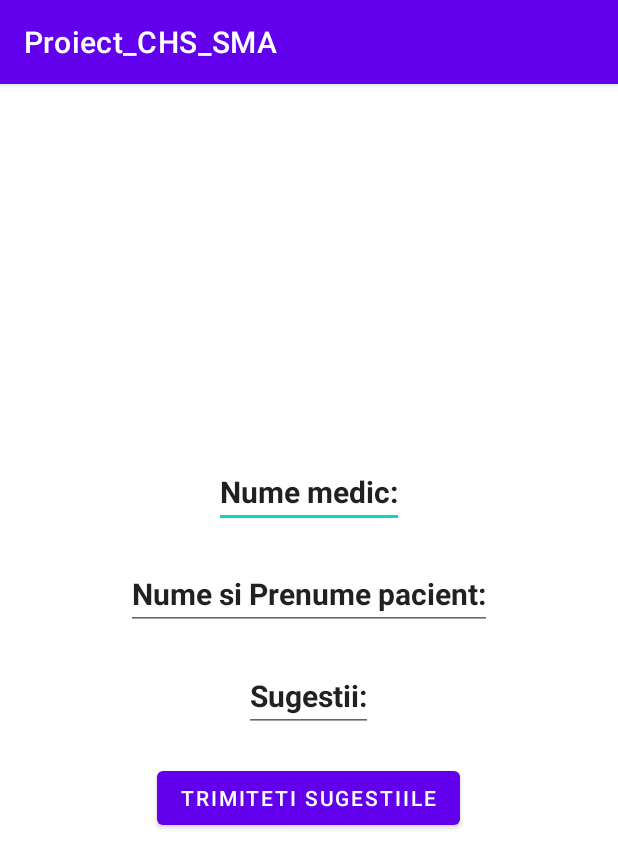
After one commit to ralucaborca/Proiect_CHS_SMA, an Android app: the FeedbackPacient_activity screen opened directly, with no data from a screen before it, on a phone screen of 412 x 824 dp. The commit adds this screen. Shown: the top 868 px of the screen. Run offline under Robolectric (Android 15) with nearby library versions, the phone set to English and light mode, and no system bars; our stand-ins replace Firebase (no records; nobody signed in at launch, a user with empty details on screens opened directly).

Commit message:
Feedback pacienti functionality added!

```diff
--- a/app/src/main/AndroidManifest.xml
+++ b/app/src/main/AndroidManifest.xml
@@ -9,6 +9,9 @@
         android:roundIcon="@mipmap/ic_launcher_round"
         android:supportsRtl="true"
         android:theme="@style/Theme.Proiect_CHS_SMA">
+        <activity
+            android:name=".FeedbackPacient_activity"
+            android:exported="false" />
         <activity
             android:name=".ListaPacienti_activity"
             android:exported="false" />
--- /dev/null
+++ b/app/src/main/java/com/example/proiect_chs_sma/FeedbackPacient_activity.java
@@ -0,0 +1,44 @@
+package com.example.proiect_chs_sma;
+
+import androidx.appcompat.app.AppCompatActivity;
+
+import android.content.Intent;
+import android.os.Bundle;
+import android.view.View;
+import android.widget.Button;
+import android.widget.EditText;
+
+import com.google.firebase.database.DatabaseReference;
+import com.google.firebase.database.FirebaseDatabase;
+
+public class FeedbackPacient_activity extends AppCompatActivity {
+    private EditText nume_medic, nume_pacient, feedback;
+    private FirebaseDatabase mDatabase = FirebaseDatabase.getInstance();
+    private DatabaseReference databaseReference = mDatabase.getReference().child("Sugestii:");
+
+    @Override
+    protected void onCreate(Bundle savedInstanceState) {
+        super.onCreate(savedInstanceState);
+        setContentView(R.layout.activity_feedback_pacient);
+
+        Button button_sugestii = findViewById(R.id.button_feedback);
+        nume_medic = findViewById(R.id.feedback_nume_prenume_medic);
+        nume_pacient = findViewById(R.id.feedback_nume_prenume_pacient);
+        feedback = findViewById(R.id.sugestii);
+
+        button_sugestii.setOnClickListener(new View.OnClickListener() {
+            @Override
+            public void onClick(View v) {
+                Intent goback = new Intent(FeedbackPacient_activity.this, Doctor_activity.class);
+                startActivity(goback);
+
+                String nume1 = nume_medic.getText().toString();
+                String nume2 = nume_pacient.getText().toString();
+                String sugestiuni = feedback.getText().toString();
+                databaseReference.child("s1").setValue(nume1);
+                databaseReference.child("s2").setValue(nume2);
+                databaseReference.child("s3").setValue(sugestiuni);
+            }
+        });
+    }
+}
--- /dev/null
+++ b/app/src/main/res/layout/activity_feedback_pacient.xml
@@ -0,0 +1,46 @@
+<?xml version="1.0" encoding="utf-8"?>
+<LinearLayout xmlns:android="http://schemas.android.com/apk/res/android"
+    xmlns:app="http://schemas.android.com/apk/res-auto"
+    xmlns:tools="http://schemas.android.com/tools"
+    android:layout_width="match_parent"
+    android:layout_height="match_parent"
+    android:gravity="center"
+    android:orientation="vertical"
+    tools:context=".FeedbackPacient_activity">
+
+    <EditText
+        android:id="@+id/feedback_nume_prenume_medic"
+        android:layout_width="wrap_content"
+        android:layout_height="wrap_content"
+        android:layout_marginTop="20dp"
+        android:text="Nume medic:"
+        android:textSize="20dp"
+        android:textStyle="bold" />
+
+        <EditText
+            android:id="@+id/feedback_nume_prenume_pacient"
+            android:layout_width="wrap_content"
+            android:layout_height="wrap_content"
+            android:layout_marginTop="20dp"
+            android:text="Nume si Prenume pacient:"
+            android:textSize="20dp"
+            android:textStyle="bold" />
+
+    <EditText
+        android:id="@+id/sugestii"
+        android:layout_width="wrap_content"
+        android:layout_height="wrap_content"
+        android:layout_marginTop="20dp"
+        android:text="Sugestii:"
+        android:textSize="20dp"
+        android:textStyle="bold" />
+    <Button
+        android:id="@+id/button_feedback"
+        android:layout_width="wrap_content"
+        android:layout_height="wrap_content"
+        android:layout_marginTop="20dp"
+        android:layout_marginBottom="40dp"
+        android:text="Trimiteti sugestiile"
+        />
+
+</LinearLayout>
```
Also changed, not shown: app/src/main/java/com/example/proiect_chs_sma/Doctor_activity.java (+8 -1 lines), app/src/main/res/layout/activity_doctor.xml (+8 -1 lines), app/src/main/res/layout/activity_log_in.xml (+4 -4 lines), app/src/main/res/layout/activity_register.xml (+7 -20 lines).
